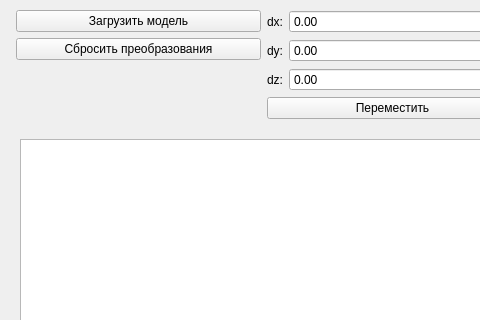
tatarinova0903/bmstu_sem4, file OOP/lab01/mainwindow.ui: the form before one commit; both pictures show x 0 to 480 and y 0 to 320 of the 1050 by 770 pixel window.
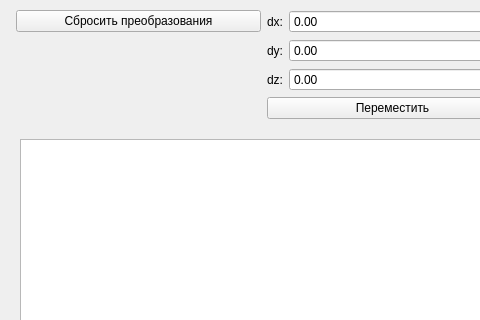
The form after the commit.

What changed in the file:
```diff
--- a/OOP/lab01/mainwindow.ui
+++ b/OOP/lab01/mainwindow.ui
@@ -140,13 +140,6 @@
      <item row="0" column="0">
       <layout class="QFormLayout" name="formLayout_5">
        <item row="0" column="1">
-        <widget class="QPushButton" name="loadModelButton">
-         <property name="text">
-          <string>Загрузить модель</string>
-         </property>
-        </widget>
-       </item>
-       <item row="1" column="1">
         <widget class="QPushButton" name="clearButton">
          <property name="text">
           <string>Сбросить преобразования</string>
```
